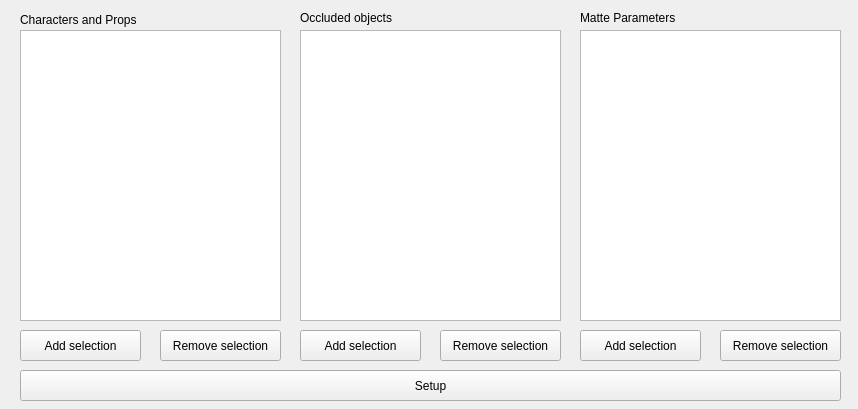
iceanimations/setupContactLayer, file ui/main.ui: the form before one commit.
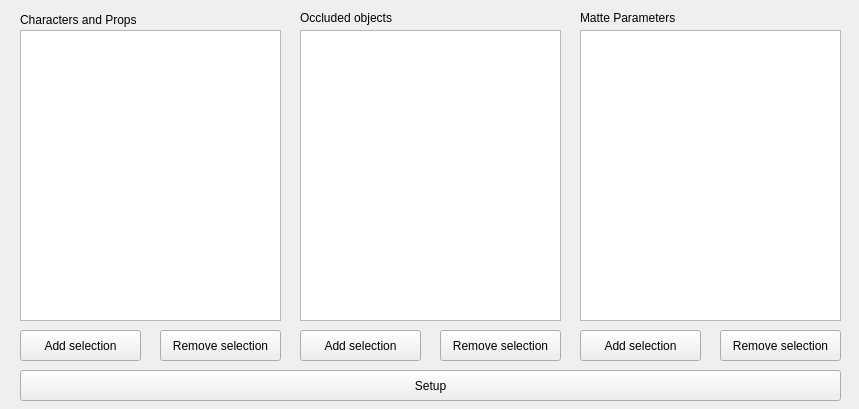
The form after the commit.

Commit message: main window title set

Diff of the .ui file:
```diff
--- a/ui/main.ui
+++ b/ui/main.ui
@@ -6,7 +6,7 @@
    <rect>
     <x>0</x>
     <y>0</y>
-    <width>858</width>
+    <width>859</width>
     <height>409</height>
    </rect>
   </property>
```
Left out of the diff: 2 changed lines with no effect on the pictures.
